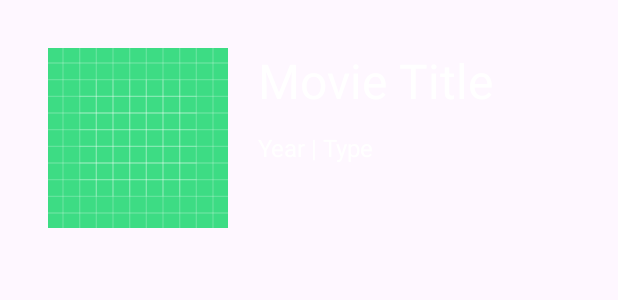
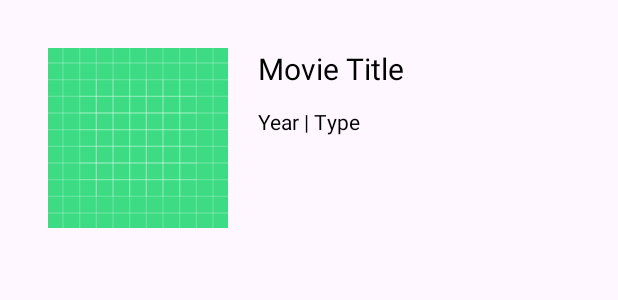
Before and after one commit to MerrickPilon7730/MovieDB, an Android app: the layout item_layout.xml on its own in the app's theme, with its tools: preview values and no code run, on a phone screen of 412 x 824 dp. Shown: the top 300 px of the screen. Run offline under Robolectric (Android 15) with nearby library versions, the phone set to English and light mode, and no system bars.

Commit message:
am an idiot :)

```diff
--- a/app/src/main/AndroidManifest.xml
+++ b/app/src/main/AndroidManifest.xml
@@ -1,6 +1,8 @@
 <?xml version="1.0" encoding="utf-8"?>
 <manifest xmlns:android="http://schemas.android.com/apk/res/android"
     xmlns:tools="http://schemas.android.com/tools">
+
+    <uses-permission android:name="android.permission.INTERNET" />
 
     <application
         android:allowBackup="true"
--- a/app/src/main/res/layout/item_layout.xml
+++ b/app/src/main/res/layout/item_layout.xml
@@ -25,8 +25,8 @@
         android:layout_marginStart="20dp"
         android:layout_marginTop="16dp"
         android:text="Movie Title"
-        android:textColor="@color/white"
-        android:textSize="32sp"
+        android:textColor="@color/black"
+        android:textSize="20sp"
         app:layout_constraintStart_toEndOf="@id/imageview"
         app:layout_constraintTop_toTopOf="parent" />
 
@@ -36,8 +36,8 @@
         android:layout_height="wrap_content"
         android:layout_marginTop="12dp"
         android:text="Year | Type"
-        android:textColor="@color/white"
-        android:textSize="16sp"
+        android:textColor="@color/black"
+        android:textSize="14sp"
         app:layout_constraintStart_toStartOf="@id/title_txt"
         app:layout_constraintTop_toBottomOf="@id/title_txt" />
 </androidx.constraintlayout.widget.ConstraintLayout>
```
Also changed, not shown: app/src/main/java/com/example/prog3210_assignment2/viewmodel/MovieViewModel.kt (+6 -3 lines).
